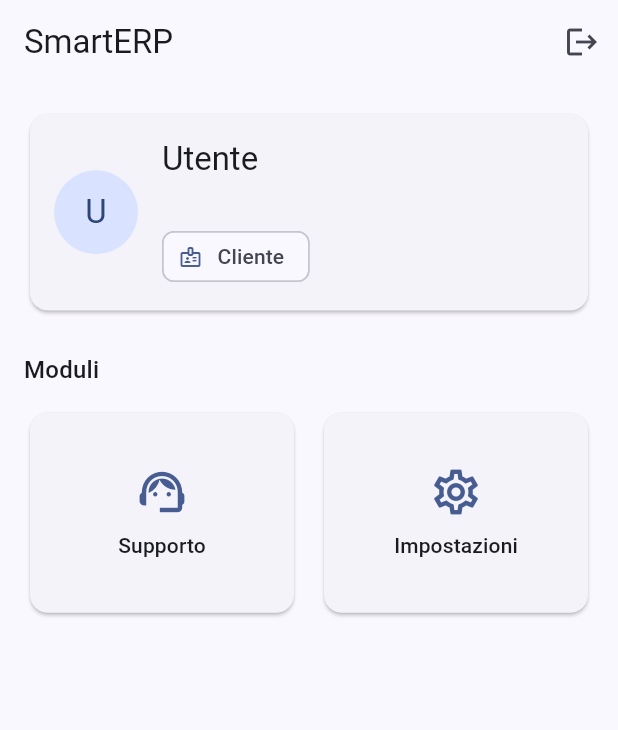
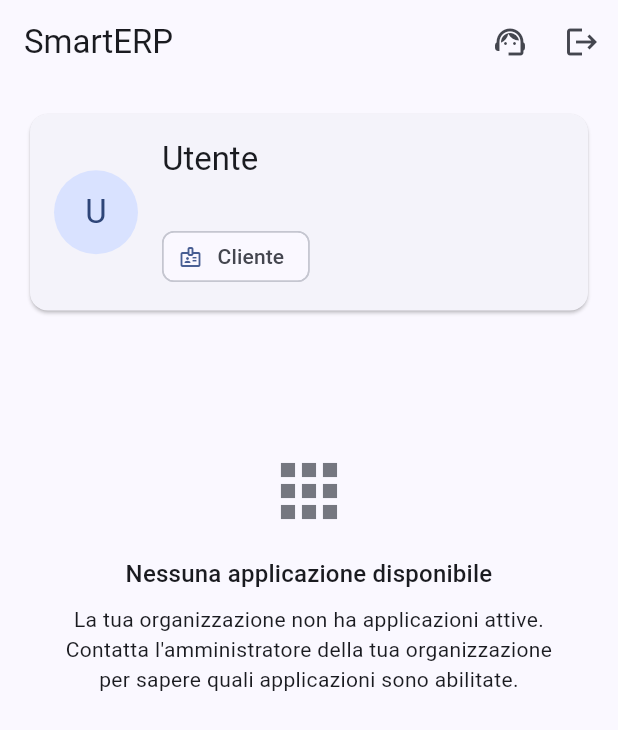
Before and after one commit to Ivan-Gismondi98/SmartERP, a Flutter app: the screen it shows once a user with an empty profile is signed in, on a phone screen of 412 x 824 dp. Shown: the top 730 px of the screen. Run offline on Flutter 3.47's test engine with Material 3 defaults, Android fonts, the phone set to English and light mode, and no system bars; our stand-ins replace file_picker, flutter_riverpod, go_router, pdf, printing, supabase_flutter; missing offline and left inert: file_saver; accounts and stored records are empty.

Commit message:
update grafici e funzionali

```diff
--- a/app/lib/core/licensing.dart
+++ b/app/lib/core/licensing.dart
@@ -36,31 +36,75 @@
 
 String appLabel(String code) => kAppLabels[code] ?? code;
 
-/// Insieme dei codici app abilitati per l'organizzazione corrente.
-/// super_admin: tutte. Altri: dalle licenze attive (suite => tutte).
-final licensedAppsProvider = FutureProvider<Set<String>>((ref) async {
+/// Stato di una licenza per un'app dell'organizzazione.
+enum AppLicenseState {
+  /// Licenza presente e in corso di validità.
+  active,
+
+  /// Licenza presente ma scaduta (status non attivo o rinnovo passato).
+  expired,
+}
+
+/// Stato di licenza per ciascun codice app dell'organizzazione corrente.
+/// super_admin: tutte attive. Una licenza valida prevale sulla scaduta per
+/// la stessa app. Le app senza alcuna licenza non compaiono nella mappa.
+final appLicenseStatesProvider =
+    FutureProvider<Map<String, AppLicenseState>>((ref) async {
   final profile = await ref.watch(currentProfileProvider.future);
-  if (profile == null) return <String>{};
-  if (profile.role == UserRole.superAdmin) return {...kAppModules};
+  if (profile == null) return const {};
+  if (profile.role == UserRole.superAdmin) {
+    return {for (final a in kAppModules) a: AppLicenseState.active};
+  }
   final companyId = profile.companyId;
-  if (companyId == null) return <String>{};
+  if (companyId == null) return const {};
 
   final rows = await ref
       .watch(supabaseClientProvider)
       .from('licenses')
-      .select('app_code, app_codes')
-      .eq('company_id', companyId)
-      .eq('status', 'active');
+      .select('app_code, app_codes, status, renewal_date')
+      .eq('company_id', companyId);
 
-  final codes = <String>{};
+  final now = DateTime.now();
+  final today = DateTime(now.year, now.month, now.day);
+  final states = <String, AppLicenseState>{};
+
+  void apply(String code, AppLicenseState st) {
+    // 'active' prevale sempre su 'expired'.
+    if (states[code] == AppLicenseState.active) return;
+    states[code] = st;
+  }
+
   for (final r in rows) {
-    // Unione di app_codes[] (preferito) o app_code (legacy).
+    final status = (r['status'] as String?) ?? 'active';
+    final renewalRaw = r['renewal_date'] as String?;
+    final renewal = renewalRaw == null ? null : DateTime.tryParse(renewalRaw);
+    final valid = status == 'active' &&
+        (renewal == null || !renewal.isBefore(today));
+    final st = valid ? AppLicenseState.active : AppLicenseState.expired;
+
     final list = (r['app_codes'] as List?)?.map((e) => e as String).toList() ??
         [if (r['app_code'] != null) r['app_code'] as String];
+    final codes = <String>{};
     for (final c in list) {
-      if (c == 'suite') return {...kAppModules};
-      codes.add(c);
+      if (c == 'suite') {
+        codes.addAll(kAppModules);
+      } else {
+        codes.add(c);
+      }
+    }
+    for (final c in codes) {
+      apply(c, st);
     }
   }
-  return codes;
+  return states;
 });
+
+/// Insieme dei codici app ATTIVI (licenza valida) per l'organizzazione.
+/// super_admin: tutte. (Una licenza scaduta NON abilita l'app.)
+final licensedAppsProvider = FutureProvider<Set<String>>((ref) async {
+  final states = await ref.watch(appLicenseStatesProvider.future);
+  return {
+    for (final e in states.entries)
+      if (e.value == AppLicenseState.active) e.key
+  };
+});
--- a/app/lib/features/home/presentation/home_page.dart
+++ b/app/lib/features/home/presentation/home_page.dart
@@ -20,7 +20,10 @@
 /// Modulo del gestionale mostrato come tile nella dashboard.
 class _Module {
   const _Module(this.label, this.icon,
-      {this.route, this.requiredPermission, this.app, this.staffOnly = true});
+      {this.route,
+      this.requiredPermission,
+      this.app,
+      this.adminOnly = false});
   final String label;
   final IconData icon;
 
@@ -34,10 +37,13 @@
   /// licenza attiva per quell'app (null = non soggetto a licenza).
   final String? app;
 
-  /// Visibile solo allo staff (admin/employee/super_admin).
-  final bool staffOnly;
+  /// Visibile solo ad amministratore/sviluppatore (non ai dipendenti).
+  final bool adminOnly;
 }
 
+// Applicazioni mostrate come tile nella dashboard. Le pagine di sistema
+// (Segnalazioni, Bug del giorno, Supporto, Utenti, Dashboard Sviluppatore)
+// NON sono qui: sono icone nella barra in alto.
 const _modules = <_Module>[
   _Module('CRM', Icons.handshake_outlined,
       route: '/crm', requiredPermission: Perm.crmView, app: 'crm'),
@@ -51,38 +57,31 @@
       route: '/customers', requiredPermission: Perm.customersView, app: 'customers'),
   _Module('Magazzino', Icons.inventory_2_outlined,
       route: '/products', requiredPermission: Perm.productsView, app: 'products'),
+  _Module('Prodotti', Icons.sell_outlined,
+      route: '/products', requiredPermission: Perm.productsView, app: 'products'),
   _Module('Produzione', Icons.precision_manufacturing_outlined,
       route: '/production', requiredPermission: Perm.productionView, app: 'production'),
+  _Module('Acquisti', Icons.shopping_bag_outlined,
+      route: '/purchases', requiredPermission: Perm.purchasesView, app: 'purchases'),
+  // Fornitori fa parte del ciclo Acquisti: visibile con la stessa licenza.
+  _Module('Fornitori', Icons.local_shipping_outlined,
+      route: '/suppliers', requiredPermission: Perm.suppliersView, app: 'purchases'),
+  _Module('Documenti', Icons.folder_open_outlined,
+      route: '/documents', requiredPermission: Perm.documentsView, app: 'documents'),
   _Module('Manutenzione', Icons.build_outlined,
       route: '/maintenance', requiredPermission: Perm.maintenanceView, app: 'maintenance'),
   _Module('Progetti', Icons.assignment_outlined,
       route: '/projects', requiredPermission: Perm.projectsView, app: 'projects'),
-  _Module('Prodotti', Icons.sell_outlined,
-      route: '/products', requiredPermission: Perm.productsView, app: 'products'),
-  _Module('Fornitori', Icons.local_shipping_outlined,
-      route: '/suppliers', requiredPermission: Perm.suppliersView),
-  _Module('Acquisti', Icons.shopping_bag_outlined,
-      route: '/purchases', requiredPermission: Perm.purchasesView, app: 'purchases'),
-  _Module('Documenti', Icons.folder_open_outlined,
-      route: '/documents', requiredPermission: Perm.documentsView, app: 'documents'),
   _Module('Chat', Icons.chat_bubble_outline,
       route: '/chat', requiredPermission: Perm.chatView, app: 'chat'),
   _Module('Studio', Icons.dashboard_customize_outlined,
       route: '/studio', requiredPermission: Perm.studioView, app: 'studio'),
-  _Module('Bug del giorno', Icons.bug_report_outlined,
-      route: '/errors', requiredPermission: Perm.errorsView),
-  _Module('Segnalazioni', Icons.confirmation_number_outlined,
-      route: '/tickets', requiredPermission: Perm.ticketsView),
-  _Module('Dashboard Sviluppatore', Icons.developer_board_outlined,
-      route: '/dev', requiredPermission: Perm.devDashboard),
-  _Module('Utenti', Icons.manage_accounts_outlined,
-      route: '/users', requiredPermission: Perm.orgUsersManage),
   _Module('Organizzazioni', Icons.apartment_outlined,
       route: '/orgs', requiredPermission: Perm.companiesManage),
-  _Module('Supporto', Icons.support_agent_outlined,
-      route: '/support', staffOnly: false),
+  // Impostazioni: solo admin/sviluppatore (anche senza licenze l'admin può
+  // gestire il branding aziendale). I dipendenti non la vedono.
   _Module('Impostazioni', Icons.settings_outlined,
-      route: '/settings', staffOnly: false),
+      route: '/settings', adminOnly: true),
 ];
 
 class HomePage extends ConsumerWidget {
@@ -114,6 +113,29 @@
                 child: const Icon(Icons.notifications_outlined),
               ),
               onPressed: () => context.push('/tickets'),
+            ),
+          if (perms.contains(Perm.errorsView))
+            IconButton(
+              tooltip: 'Bug del giorno',
+              icon: const Icon(Icons.error_outline),
+              onPressed: () => context.push('/errors'),
+            ),
+          IconButton(
+            tooltip: 'Supporto',
+            icon: const Icon(Icons.support_agent_outlined),
+            onPressed: () => context.push('/support'),
+          ),
+          if (perms.contains(Perm.orgUsersManage))
+            IconButton(
+              tooltip: 'Utenti',
+              icon: const Icon(Icons.manage_accounts_outlined),
+              onPressed: () => context.push('/users'),
+            ),
+          if (perms.contains(Perm.devDashboard))
+            IconButton(
+              tooltip: 'Dashboard Sviluppatore',
+              icon: const Icon(Icons.developer_board_outlined),
+              onPressed: () => context.push('/dev'),
             ),
           if (isDeveloper)
             IconButton(
@@ -148,26 +170,46 @@
     final theme = Theme.of(context);
     final role = profile?.role ?? UserRole.customer;
     final perms = ref.watch(allowedPermissionsProvider).valueOrNull ?? const {};
-    final licensedApps =
-        ref.watch(licensedAppsProvider).valueOrNull ?? const <String>{};
+    final appStates = ref.watch(appLicenseStatesProvider).valueOrNull ??
+        const <String, AppLicenseState>{};
+    // Le app scadute sono visibili solo ad admin/sviluppatore.
+    final isAdminLike =
+        role == UserRole.admin || role == UserRole.superAdmin;
 
-    final visibleModules = _modules.where((m) {
-      if (m.staffOnly && !role.isStaff) return false;
+    final visible = <({_Module module, bool expired})>[];
+    for (final m in _modules) {
+      // La dashboard delle app è riservata allo staff.
+      if (!role.isStaff) continue;
+      if (m.adminOnly && !isAdminLike) continue;
       if (m.requiredPermission != null &&
           !perms.contains(m.requiredPermission)) {
-        return false;
+        continue;
       }
-      // App soggetta a licenza: visibile solo se l'organizzazione è abilitata.
-      if (m.app != null && !licensedApps.contains(m.app)) return false;
-      return true;
-    }).toList();
+      if (m.app != null) {
+        final state = appStates[m.app];
+        if (state == null) continue; // nessuna licenza: non mostrata
+        if (state == AppLicenseState.expired) {
+          if (!isAdminLike) continue; // scaduta: nascosta agli utenti semplici
+          visible.add((module: m, expired: true));
+        } else {
+          visible.add((module: m, expired: false));
+        }
+      } else {
+        visible.add((module: m, expired: false));
+      }
+    }
 
     return ListView(
       padding: const EdgeInsets.all(16),
       children: [
         _ProfileCard(profile: profile),
         const SizedBox(height: 24),
-        Text('Moduli', style: theme.textTheme.titleMedium),
+        if (visible.isEmpty)
+          // Nessuna app disponibile (es. dipendente di un'organizzazione
+          // senza licenze attive): messaggio informativo, niente griglia.
+          _NoAppsBody(isAdminLike: isAdminLike)
+        else ...[
+          Text('Applicazioni', style: theme.textTheme.titleMedium),
           const SizedBox(height: 12),
           GridView.count(
             shrinkWrap: true,
@@ -177,13 +219,15 @@
             crossAxisSpacing: 12,
             childAspectRatio: 1.3,
             children: [
-            for (final m in visibleModules)
+              for (final v in visible)
                 _ModuleTile(
-                module: m,
-                onTap: () => _open(context, m),
+                  module: v.module,
+                  expired: v.expired,
+                  onTap: () => _open(context, v.module),
                 ),
             ],
           ),
+        ],
       ],
     );
   }
@@ -258,10 +302,14 @@
 }
 
 class _ModuleTile extends StatelessWidget {
-  const _ModuleTile({required this.module, required this.onTap});
+  const _ModuleTile(
+      {required this.module, required this.onTap, this.expired = false});
 
   final _Module module;
   final VoidCallback onTap;
+
+  /// Licenza scaduta: la tile è mostrata (solo all'admin) con barra rossa.
+  final bool expired;
 
   @override
   Widget build(BuildContext context) {
@@ -270,14 +318,78 @@
       clipBehavior: Clip.antiAlias,
       child: InkWell(
         onTap: onTap,
+        child: Stack(
+          children: [
+            Center(
               child: Column(
                 mainAxisAlignment: MainAxisAlignment.center,
                 children: [
-            Icon(module.icon, size: 36, color: theme.colorScheme.primary),
+                  Icon(module.icon,
+                      size: 36,
+                      color: expired
+                          ? theme.colorScheme.outline
+                          : theme.colorScheme.primary),
                   const SizedBox(height: 8),
                   Text(module.label, style: theme.textTheme.titleSmall),
                 ],
               ),
+            ),
+            if (expired)
+              Positioned(
+                left: 0,
+                right: 0,
+                bottom: 0,
+                child: Container(
+                  color: theme.colorScheme.error,
+                  padding: const EdgeInsets.symmetric(vertical: 2),
+                  child: Text(
+                    'SCADUTO',
+                    textAlign: TextAlign.center,
+                    style: theme.textTheme.labelSmall?.copyWith(
+                      color: theme.colorScheme.onError,
+                      fontWeight: FontWeight.bold,
+                    ),
+                  ),
+                ),
+              ),
+          ],
+        ),
+      ),
+    );
+  }
+}
+
+/// Messaggio mostrato quando non c'è alcuna applicazione disponibile
+/// (tipicamente un dipendente di un'organizzazione senza licenze attive).
+class _NoAppsBody extends StatelessWidget {
+  const _NoAppsBody({required this.isAdminLike});
+  final bool isAdminLike;
+
+  @override
+  Widget build(BuildContext context) {
+    final theme = Theme.of(context);
+    return Padding(
+      padding: const EdgeInsets.symmetric(vertical: 64, horizontal: 24),
+      child: Column(
+        mainAxisAlignment: MainAxisAlignment.center,
+        children: [
+          Icon(Icons.apps_outlined,
+              size: 56, color: theme.colorScheme.outline),
+          const SizedBox(height: 16),
+          Text('Nessuna applicazione disponibile',
+              style: theme.textTheme.titleMedium, textAlign: TextAlign.center),
+          const SizedBox(height: 8),
+          Text(
+            isAdminLike
+                ? 'La tua organizzazione non ha licenze attive. Attiva le '
+                    'applicazioni dalla gestione licenze (sviluppatore).'
+                : 'La tua organizzazione non ha applicazioni attive.\n'
+                    'Contatta l\'amministratore della tua organizzazione per '
+                    'sapere quali applicazioni sono abilitate.',
+            style: theme.textTheme.bodyMedium,
+            textAlign: TextAlign.center,
+          ),
+        ],
       ),
     );
   }
```
Lines whose indentation alone changed are shown as unchanged.
